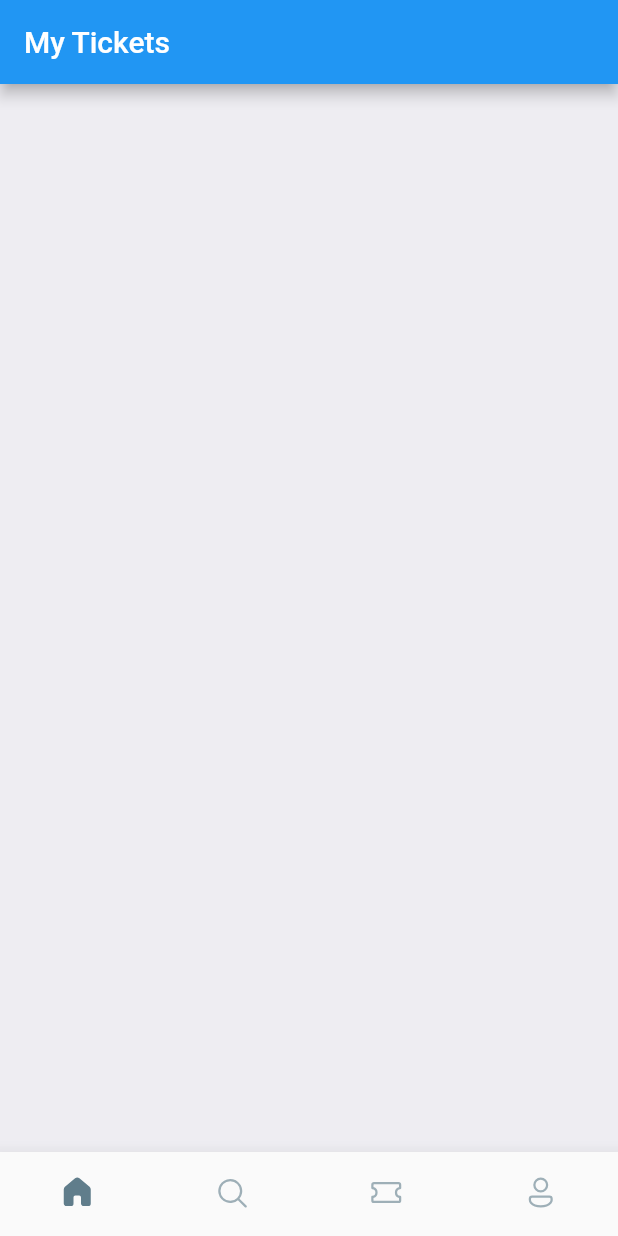
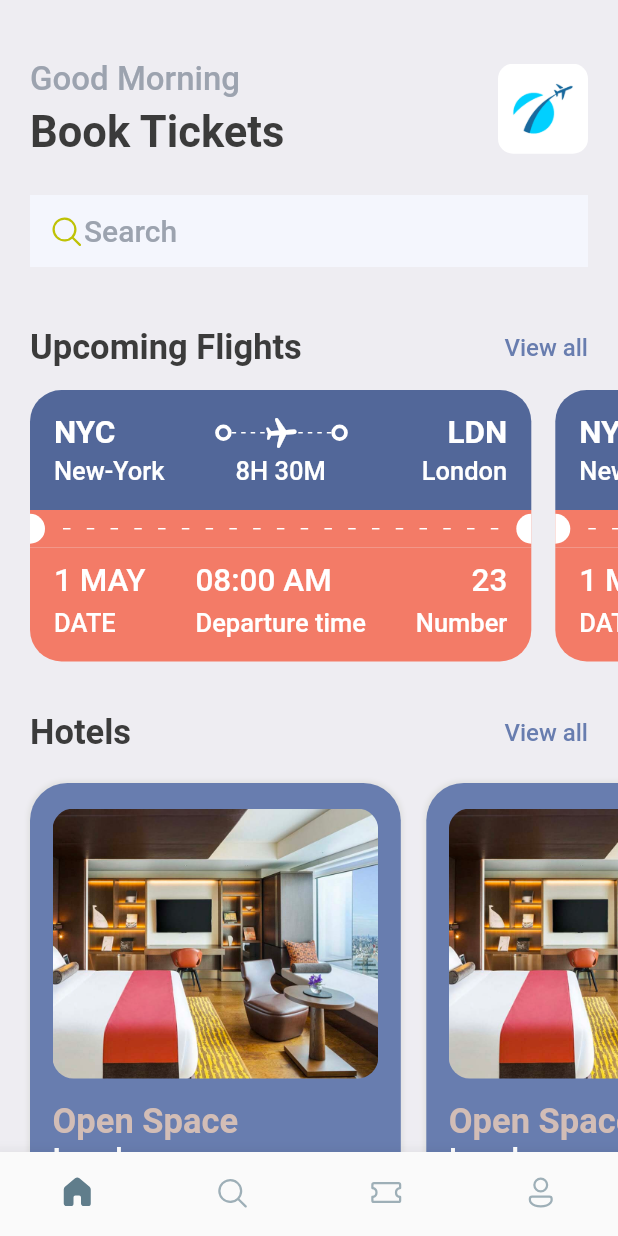
Before and after one commit to ItsRichish/BigOPTicket, a Flutter app: the screen it shows after launch, on a phone screen of 412 x 824 dp. Run offline on Flutter 3.47's test engine with Material 2 defaults, Android fonts, the phone set to English and light mode, and no system bars; our stand-ins replace fluentui_icons, gap, velocity_x.

Commit message:
Home Page Updated

```diff
--- a/lib/main.dart
+++ b/lib/main.dart
@@ -1,4 +1,5 @@
 import 'package:booktickets/pages/bottom_bar.dart';
+import 'package:booktickets/utils/styles.dart';
 import 'package:flutter/material.dart';
 
 void main() {
@@ -13,9 +14,10 @@ class MyApp extends StatelessWidget {
     return MaterialApp(
       title: 'Flutter Demo',
       theme: ThemeData(
-        primarySwatch: Colors.blue,
+        primaryColor: primary,
       ),
       home: const BottomBar(),
+      debugShowCheckedModeBanner: false,
     );
   }
 }
--- a/lib/pages/bottom_bar.dart
+++ b/lib/pages/bottom_bar.dart
@@ -27,9 +27,6 @@ class _BottomBarState extends State<BottomBar> {
   @override
   Widget build(BuildContext context) {
     return Scaffold(
-      appBar: AppBar(
-        title: const Text("My Tickets"),
-      ),
       body: Center(child: _barOptions[_currentIndex]),
       bottomNavigationBar: BottomNavigationBar(
         currentIndex: _currentIndex,
--- a/lib/pages/home_page.dart
+++ b/lib/pages/home_page.dart
@@ -1,4 +1,10 @@
+import 'package:booktickets/utils/styles.dart';
+import 'package:booktickets/widgets/hotel_widget.dart';
+import 'package:booktickets/widgets/ticket_view.dart';
+import 'package:fluentui_icons/fluentui_icons.dart';
 import 'package:flutter/material.dart';
+import 'package:gap/gap.dart';
+import "package:velocity_x/velocity_x.dart";
 
 class HomePage extends StatelessWidget {
   const HomePage({Key? key}) : super(key: key);
@@ -6,11 +12,121 @@ class HomePage extends StatelessWidget {
   @override
   Widget build(BuildContext context) {
     return Scaffold(
-      backgroundColor: const Color(0xFFeeedf2),
+      backgroundColor: Styles.bgColor,
       body: ListView(
         children: [
-          Container(
-            child: Column(),
+          Column(
+            children: [
+              const Gap(40),
+              Row(
+                mainAxisAlignment: MainAxisAlignment.spaceBetween,
+                children: [
+                  Column(
+                    crossAxisAlignment: CrossAxisAlignment.start,
+                    children: [
+                      "Good Morning"
+                          .text
+                          .fontWeight(FontWeight.w500)
+                          .size(22)
+                          .gray400
+                          .make(),
+                      const Gap(5),
+                      Text(
+                        "Book Tickets",
+                        style: Styles.headlineStyle1,
+                      )
+                    ],
+                  ),
+                  Container(
+                    width: 60,
+                    height: 60,
+                    decoration: BoxDecoration(
+                        borderRadius: BorderRadius.circular(10),
+                        image: DecorationImage(
+                            image: AssetImage("assets/img/img_1.png"))),
+                  )
+                ],
+              ),
+              const Gap(25),
+              Container(
+                decoration:
+                    BoxDecoration(borderRadius: BorderRadius.circular(10)),
+                child: Row(
+                  children: [
+                    const Icon(FluentSystemIcons.ic_fluent_search_regular,
+                        color: Color(0xffbfc205)),
+                    "Search"
+                        .text
+                        .size(20)
+                        .gray400
+                        .fontWeight(FontWeight.w500)
+                        .make(),
+                  ],
+                ),
+              ).p(12).backgroundColor(Color(0xfff4f6fd)),
+              const Gap(40),
+              Row(
+                mainAxisAlignment: MainAxisAlignment.spaceBetween,
+                children: [
+                  Text(
+                    "Upcoming Flights",
+                    style: Styles.headlineStyle2,
+                  ),
+                  InkWell(
+                    onTap: () {
+                      print("You are tapped");
+                    },
+                    child: Text(
+                      "View all",
+                      style: Styles.textStyle
+                          .copyWith(color: Styles.primaryColor),
+                    ),
+                  )
+                ],
+              ),
+            ],
+          ).px20(),
+          const Gap(15),
+          SingleChildScrollView(
+            scrollDirection: Axis.horizontal,
+            padding: const EdgeInsets.only(left: 20),
+            child: Row(
+              children: const [
+                TicketView(),
+                TicketView(),
+              ],
+            ),
+          ),
+          const Gap(15),
+          Row(
+            mainAxisAlignment: MainAxisAlignment.spaceBetween,
+            children: [
+              Text(
+                "Hotels",
+                style: Styles.headlineStyle2,
+              ),
+              InkWell(
+                onTap: () {},
+                child: Text(
+                  "View all",
+                  style: Styles.textStyle
+                      .copyWith(color: Styles.primaryColor),
+                ),
+              )
+            ],
+          ).px(20),
+          const Gap(15),
+          SingleChildScrollView(
+            scrollDirection: Axis.horizontal,
+            padding: EdgeInsets.only(left: 20),
+            child: Row(
+              children: [
+                HotelWidget(),
+                HotelWidget(),
+                HotelWidget(),
+                HotelWidget(),
+              ],
+            ),
           )
         ],
       ),
--- /dev/null
+++ b/lib/utils/app_layout.dart
@@ -0,0 +1,7 @@
+import 'package:flutter/cupertino.dart';
+
+class AppLayout {
+  static getSize(BuildContext context) {
+    return MediaQuery.of(context).size;
+  }
+}
--- /dev/null
+++ b/lib/utils/styles.dart
@@ -0,0 +1,22 @@
+import 'package:flutter/material.dart';
+
+Color primary = const Color(0xff687daf);
+
+class Styles {
+  static Color primaryColor = primary;
+  static Color textColor = const Color(0xff3b3b3b);
+  static Color bgColor = const Color(0xffeeedf2);
+  static Color orangeColor = const Color(0xfff37b67);
+  static Color khakiColor = const Color(0xffd2bdb6);
+
+  static TextStyle textStyle =
+      TextStyle(fontSize: 16, color: textColor, fontWeight: FontWeight.w500);
+  static TextStyle headlineStyle1 =
+      TextStyle(fontSize: 29, color: textColor, fontWeight: FontWeight.bold);
+  static TextStyle headlineStyle2 =
+      TextStyle(fontSize: 23, color: textColor, fontWeight: FontWeight.bold);
+  static TextStyle headlineStyle3 =
+      TextStyle(fontSize: 21, color: textColor, fontWeight: FontWeight.w500);
+  static TextStyle headlineStyle4 = TextStyle(
+      fontSize: 17, color: Colors.grey.shade500, fontWeight: FontWeight.w500);
+}
--- a/lib/widgets/container.dart
+++ b/lib/widgets/container.dart
@@ -0,0 +1,16 @@
+import 'package:flutter/material.dart';
+
+class ThickContainer extends StatelessWidget {
+  const ThickContainer({Key? key}) : super(key: key);
+
+  @override
+  Widget build(BuildContext context) {
+    return Container(
+      padding: const EdgeInsets.all(3.0),
+      decoration: BoxDecoration(
+        border: Border.all(width: 2.5, color: Colors.white),
+        borderRadius: BorderRadius.circular(20)
+      ),
+    );
+  }
+}
--- a/lib/widgets/hotel_widget.dart
+++ b/lib/widgets/hotel_widget.dart
@@ -0,0 +1,49 @@
+import 'package:flutter/material.dart';
+import 'package:gap/gap.dart';
+
+import '../utils/styles.dart';
+
+class HotelWidget extends StatelessWidget {
+  const HotelWidget({Key? key}) : super(key: key);
+
+  @override
+  Widget build(BuildContext context) {
+    return Container(
+      padding: const EdgeInsets.symmetric(horizontal: 15, vertical: 17),
+      margin: const EdgeInsets.only(right: 17, top: 5),
+      width: MediaQuery.of(context).size.width*0.6,
+      height: 350,
+      decoration: BoxDecoration(
+        color: Styles.primaryColor,
+        borderRadius: BorderRadius.circular(25),
+        boxShadow: [
+          BoxShadow(
+            color: Colors.grey.shade300,
+            blurRadius: 2,
+            spreadRadius: 1
+          )
+        ],
+      ),
+      child: Column(
+        crossAxisAlignment: CrossAxisAlignment.start,
+        children: [
+          Container(
+            height: 180,
+            decoration: BoxDecoration(
+              borderRadius: BorderRadius.circular(14),
+              color: Styles.primaryColor,
+              image: DecorationImage(
+                fit: BoxFit.cover,
+                image: AssetImage("assets/img/one.png")
+              )
+            ),
+          ),
+          const Gap(15),
+          Text("Open Space", style: Styles.headlineStyle2.copyWith(color: Styles.khakiColor)),
+          Text("London",style: Styles.headlineStyle3.copyWith(color: Colors.white)),
+          Text("\$40/night", style: Styles.headlineStyle1.copyWith(color: Styles.khakiColor)),
+        ],
+      ),
+    );
+  }
+}
--- /dev/null
+++ b/lib/widgets/ticket_view.dart
@@ -0,0 +1,173 @@
+import 'package:booktickets/utils/app_layout.dart';
+import 'package:booktickets/utils/styles.dart';
+import 'package:booktickets/widgets/container.dart';
+import 'package:flutter/material.dart';
+import 'package:gap/gap.dart';
+import 'package:velocity_x/velocity_x.dart';
+
+class TicketView extends StatelessWidget {
+  const TicketView({Key? key}) : super(key: key);
+
+  @override
+  Widget build(BuildContext context) {
+    return SizedBox(
+      width: MediaQuery.of(context).size.width*0.85,
+      height: 200,
+      child: Container(
+        margin: const EdgeInsets.only(right: 16),
+        child: Column(
+          children: [
+            // Blue Part
+            Container(
+            decoration: BoxDecoration(
+              color: const Color(0xff526799),
+              borderRadius: BorderRadius.only(topLeft:  Radius.circular(21), topRight: Radius.circular(21))
+            ),
+            padding: const EdgeInsets.all(16),
+              child: Column(
+                children: [
+                  Row(
+                    children: [
+                      "NYC".text.size(21).fontWeight(FontWeight.bold).color(Colors.white).make(),
+                      Expanded(child: Container()),
+                      ThickContainer(),
+                      Expanded(child: Stack(
+                        children: [
+                          SizedBox(
+                            height: 24,
+                            child: LayoutBuilder(
+                              builder: (BuildContext context, BoxConstraints constraints) {
+                                print("The widtj is ${constraints.constrainWidth()}");
+                                return Flex(
+                                  mainAxisAlignment: MainAxisAlignment.spaceBetween,
+                                  direction: Axis.horizontal,
+                                  children: List.generate((constraints.constrainWidth()/6).floor(), (index) => SizedBox(
+                                    width: 3,height: 1, child: DecoratedBox(decoration: BoxDecoration(
+                                      color: Colors.white
+                                  ),),
+                                  )),
+                                );
+                              },
+                            ),
+                          ),
+                          Center(child: Transform.rotate(angle: 1.5, child: Icon(Icons.local_airport_rounded, color: Colors.white,))),
+                        ],
+                      )),
+                      ThickContainer(),
+                      Expanded(child: Container()),
+                      "LDN".text.size(21).fontWeight(FontWeight.bold).color(Colors.white).make(),
+                    ],
+                  ),
+                  const Gap(3),
+                  Row(
+                    mainAxisAlignment: MainAxisAlignment.spaceBetween,
+                    children: [
+                      SizedBox(width: 100,child: Text(
+                        "New-York", style: Styles.headlineStyle4.copyWith(color: Colors.white),
+                      ),),
+                      Text("8H 30M", style: Styles.headlineStyle4.copyWith(color: Colors.white),),
+                      SizedBox(width: 100,child: Text(
+                        "London", textAlign: TextAlign.end, style: Styles.headlineStyle4.copyWith(color: Colors.white),
+                      ),),
+                    ],
+                  )
+                ],
+              ),
+            ),
+            // Orange Part
+            Container(
+              color: Styles.orangeColor,//const Color(0xfff37b67),
+              child: Row(
+                children: [
+                  const SizedBox(
+                    height: 20,
+                    width: 10,
+                    child: DecoratedBox(
+                      decoration: BoxDecoration(
+                        color: Colors.white,
+                        borderRadius: BorderRadius.only(topRight:Radius.circular(10), bottomRight: Radius.circular(10) )
+                      ),
+                    ),
+                  ),
+                  Expanded(child: Padding(
+                    padding: const EdgeInsets.all(12.0),
+                    child: LayoutBuilder(
+                      builder: (BuildContext context, BoxConstraints constraints) {
+                        return Flex(
+                          mainAxisAlignment: MainAxisAlignment.spaceBetween,
+                          mainAxisSize: MainAxisSize.max,
+                          direction: Axis.horizontal,
+                          children: List.generate((constraints.constrainWidth()/15).floor(), (index) => const SizedBox(
+                            width: 5,
+                            height: 1,
+                            child: DecoratedBox(
+                              decoration: BoxDecoration(
+                                  color: Colors.white
+                              ),
+                            ),
+                          )),
+                        );
+                      },
+
+                    ),
+                  )),
+                  const SizedBox(
+                    height: 20,
+                    width: 10,
+                    child: DecoratedBox(
+                      decoration: BoxDecoration(
+                        color: Colors.white,
+                        borderRadius: BorderRadius.only(topLeft:Radius.circular(10), bottomLeft: Radius.circular(10) )
+                      ),
+                    ),
+                  ),
+                ],
+              ),
+            ),
+            //Bottom Part
+            Container(
+              decoration: BoxDecoration(
+                  color: Styles.orangeColor,
+                  borderRadius: const BorderRadius.only(bottomLeft:  Radius.circular(21), bottomRight: Radius.circular(21))
+              ),
+              padding: const EdgeInsets.only(left: 16,top: 10,bottom: 16,right: 16),
+              child: Column(
+                children: [
+                  Row(
+                    mainAxisAlignment: MainAxisAlignment.spaceBetween,
+                    children: [
+                      Column(
+                        crossAxisAlignment: CrossAxisAlignment.start,
+                        children: [
+                          Text("1 MAY", style: Styles.headlineStyle3.copyWith(color: Colors.white),),
+                          const Gap(5),
+                          Text("DATE", style: Styles.headlineStyle4.copyWith(color: Colors.white),)
+                        ],
+                      ),
+                      Column(
+                        crossAxisAlignment: CrossAxisAlignment.start,
+                        children: [
+                          Text("08:00 AM", style: Styles.headlineStyle3.copyWith(color: Colors.white),),
+                          const Gap(5),
+                          Text("Departure time", style: Styles.headlineStyle4.copyWith(color: Colors.white),)
+                        ],
+                      ),
+                      Column(
+                        crossAxisAlignment: CrossAxisAlignment.end,
+                        children: [
+                          Text("23", style: Styles.headlineStyle3.copyWith(color: Colors.white),),
+                          const Gap(5),
+                          Text("Number", style: Styles.headlineStyle4.copyWith(color: Colors.white),)
+                        ],
+                      )
+                    ],
+                  )
+                ],
+              ),
+            ),
+          ],
+        ),
+      ),
+    );
+  }
+}
```
Also changed, not shown: pubspec.yaml (+6 -6 lines), assets/img/img.png (added), assets/img/img_1.png (added), assets/img/one.png (added), assets/img/sit.jpg (added), assets/img/three.png (added), assets/img/two.png (added), assets/img/visa.png (added), lib/utils/app_info.dart (added), pubspec.lock.
